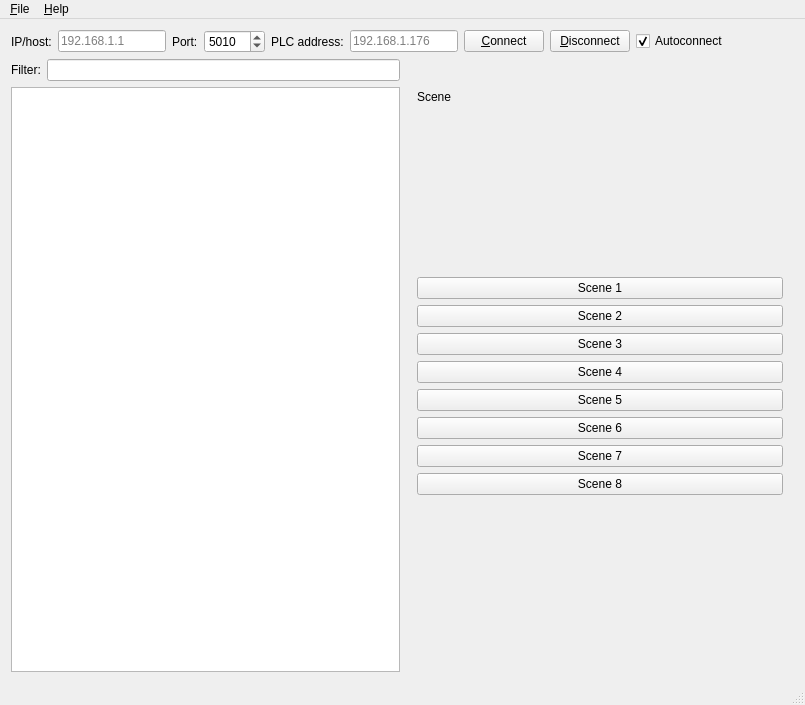
jirislaby/ifoxtrot-qt, file mainwindow.ui: the form before one commit.
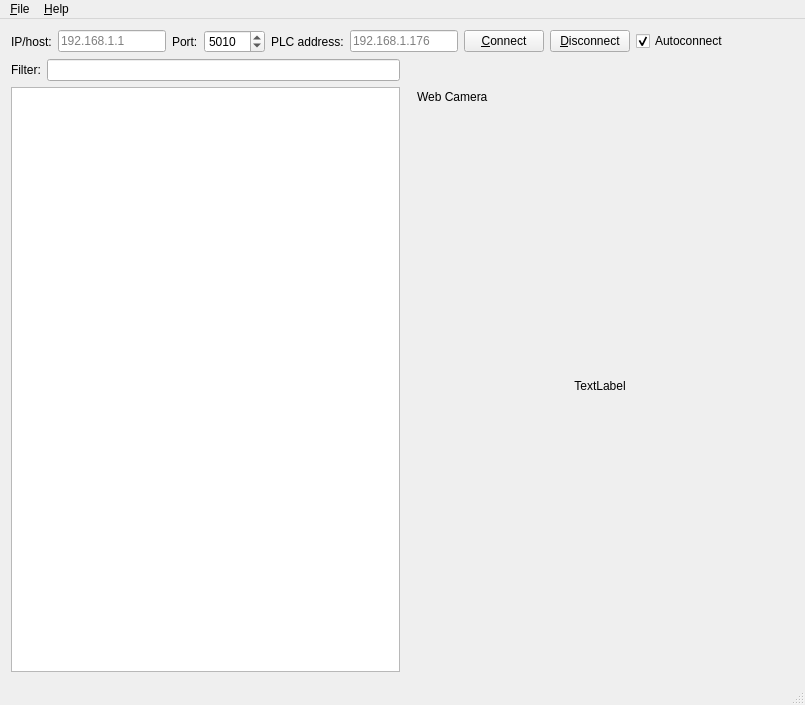
The form after the commit. The open tabs and pages were chosen to show the change.

Commit message: ifoxtrotctl: add WEBCAM support

Diff of the .ui file:
```diff
--- a/mainwindow.ui
+++ b/mainwindow.ui
@@ -973,6 +973,56 @@
             </item>
            </layout>
           </widget>
+          <widget class="QWidget" name="page_WEBCAM">
+           <layout class="QVBoxLayout" name="verticalLayout_17">
+            <item>
+             <widget class="QLabel" name="labelWEBCAM">
+              <property name="text">
+               <string>Web Camera</string>
+              </property>
+             </widget>
+            </item>
+            <item>
+             <spacer name="verticalSpacer_18">
+              <property name="orientation">
+               <enum>Qt::Vertical</enum>
+              </property>
+              <property name="sizeHint" stdset="0">
+               <size>
+                <width>20</width>
+                <height>40</height>
+               </size>
+              </property>
+             </spacer>
+            </item>
+            <item>
+             <widget class="QLabel" name="labelWEBCAM_URL">
+              <property name="text">
+               <string>TextLabel</string>
+              </property>
+              <property name="alignment">
+               <set>Qt::AlignCenter</set>
+              </property>
+              <property name="openExternalLinks">
+               <bool>true</bool>
+              </property>
+             </widget>
+            </item>
+            <item>
+             <spacer name="verticalSpacer_17">
+              <property name="orientation">
+               <enum>Qt::Vertical</enum>
+              </property>
+              <property name="sizeHint" stdset="0">
+               <size>
+                <width>20</width>
+                <height>40</height>
+               </size>
+              </property>
+             </spacer>
+            </item>
+           </layout>
+          </widget>
           <widget class="QWidget" name="page_WEBCONF">
            <layout class="QVBoxLayout" name="verticalLayout_16">
             <item>
```
The commit also changes 2 other files.
